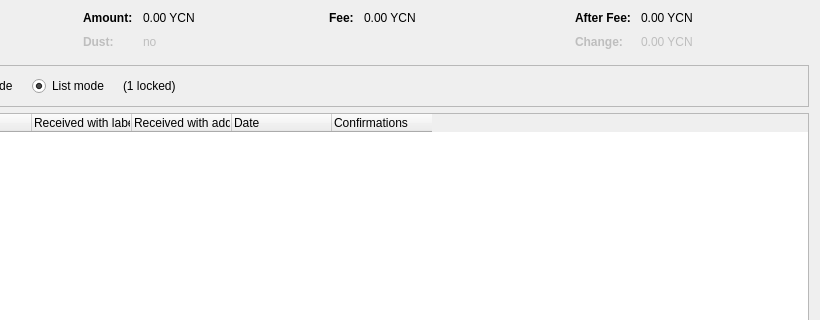
Old version of the form src/qt/forms/coincontroldialog.ui in the repository kylacoin/kylacoin; both pictures show x 180 to 1000 and y 0 to 320 of the 1000 by 500 pixel window.
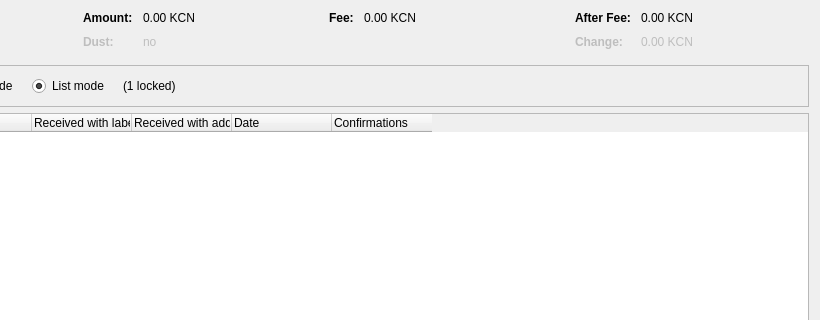
New version of the form. Custom widgets are drawn as their Qt base class.

```diff
--- a/src/qt/forms/coincontroldialog.ui
+++ b/src/qt/forms/coincontroldialog.ui
@@ -132,7 +132,7 @@
           <enum>Qt::ActionsContextMenu</enum>
          </property>
          <property name="text">
-          <string notr="true">0.00 YCN</string>
+          <string notr="true">0.00 KCN</string>
          </property>
          <property name="textInteractionFlags">
           <set>Qt::LinksAccessibleByMouse|Qt::TextSelectableByKeyboard|Qt::TextSelectableByMouse</set>
@@ -212,7 +212,7 @@
           <enum>Qt::ActionsContextMenu</enum>
          </property>
          <property name="text">
-          <string notr="true">0.00 YCN</string>
+          <string notr="true">0.00 KCN</string>
          </property>
          <property name="textInteractionFlags">
           <set>Qt::LinksAccessibleByMouse|Qt::TextSelectableByKeyboard|Qt::TextSelectableByMouse</set>
@@ -257,7 +257,7 @@
           <enum>Qt::ActionsContextMenu</enum>
          </property>
          <property name="text">
-          <string notr="true">0.00 YCN</string>
+          <string notr="true">0.00 KCN</string>
          </property>
          <property name="textInteractionFlags">
           <set>Qt::LinksAccessibleByMouse|Qt::TextSelectableByKeyboard|Qt::TextSelectableByMouse</set>
@@ -292,7 +292,7 @@
           <enum>Qt::ActionsContextMenu</enum>
          </property>
          <property name="text">
-          <string notr="true">0.00 YCN</string>
+          <string notr="true">0.00 KCN</string>
          </property>
          <property name="textInteractionFlags">
           <set>Qt::LinksAccessibleByMouse|Qt::TextSelectableByKeyboard|Qt::TextSelectableByMouse</set>
```
